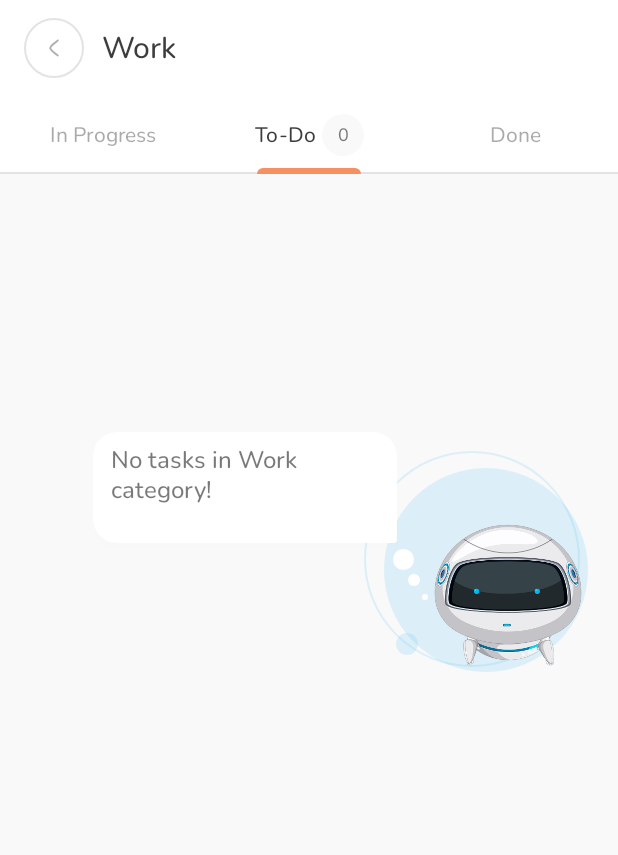
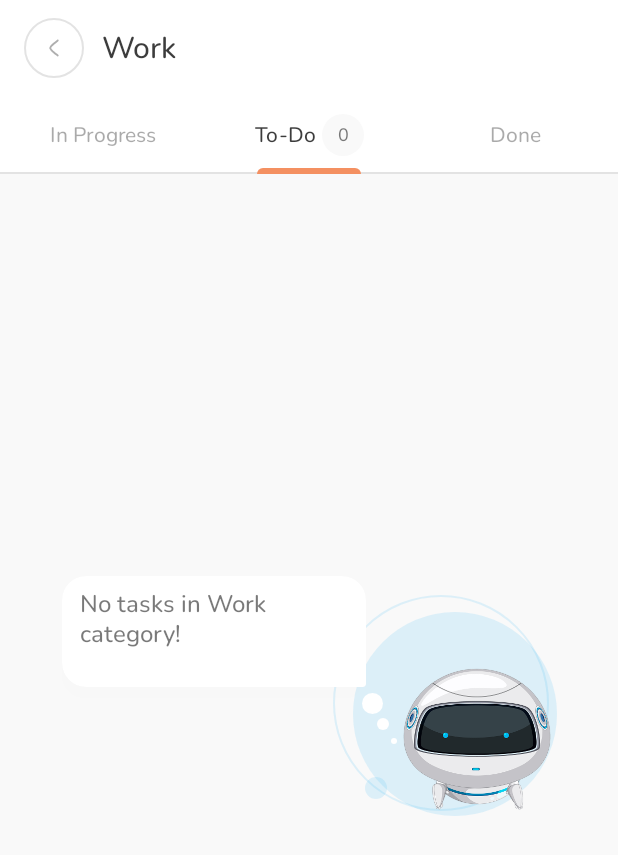
Before and after one commit to SanaaTeam/TudeeAssistant, an Android app built with Jetpack Compose: the @Preview function CategoryTaskScreenPreview, on a phone screen of 412 x 824 dp. Shown: the top 855 px of the screen. Run offline under Robolectric (Android 15) with nearby library versions, the phone set to English and light mode, and no system bars.

Commit message:
fix empty category screen on landscape layout

```diff
--- a/app/src/main/java/com/sanaa/tudee_assistant/presentation/screen/categoryTask/components/EmptyCategoryTasksComponent.kt
+++ b/app/src/main/java/com/sanaa/tudee_assistant/presentation/screen/categoryTask/components/EmptyCategoryTasksComponent.kt
@@ -15,9 +15,8 @@ import com.sanaa.tudee_assistant.presentation.designSystem.component.EmptyScreen
 fun EmptyCategoryTasksComponent(categoryName: String) {
     Box(
         modifier = Modifier
-            .fillMaxSize()
-            .padding(end = 20.dp, top = 172.dp),
-        contentAlignment = Alignment.TopEnd
+            .fillMaxSize(),
+        contentAlignment = Alignment.Center
     ) {
         EmptyScreen(
             title = stringResource(
```
